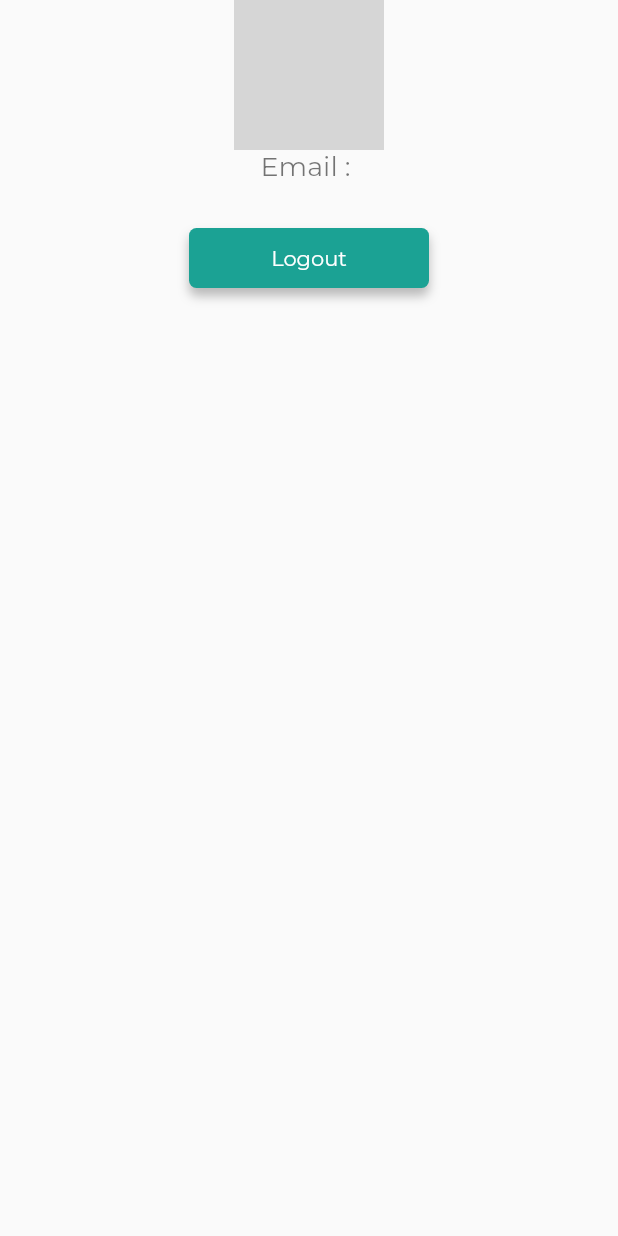
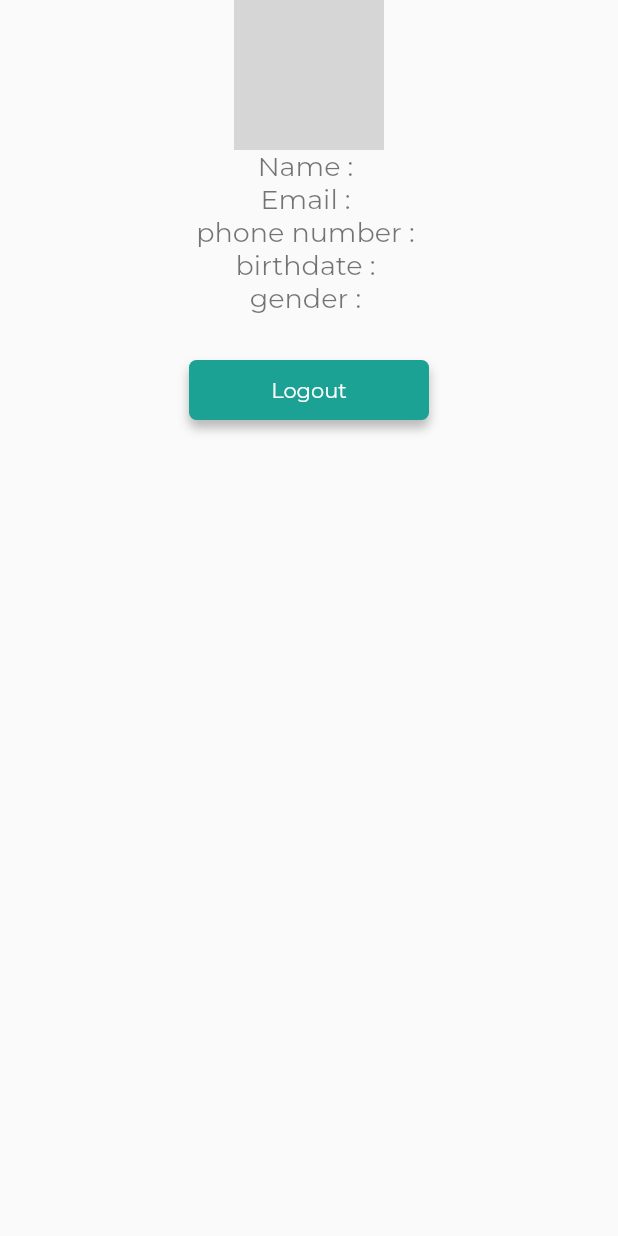
Before and after one commit to vaidikstackapp/flutter_demo, a Flutter app: the SingleUser screen opened directly, on a phone screen of 412 x 824 dp. Run offline on Flutter 3.47's test engine with Material 2 defaults, Android fonts, the phone set to English and light mode, and no system bars; our stand-ins replace cloud_firestore, firebase_auth, firebase_core, flutter_easyloading, flutter_spinkit, fluttertoast and 2 more; accounts and stored records are empty; network calls fail; grey boxes are pictures that could not be loaded.

Commit message:
Add : get current user method

```diff
--- a/lib/common/widget/app_snackbar.dart
+++ b/lib/common/widget/app_snackbar.dart
@@ -1,5 +1,8 @@
 import 'package:flutter/material.dart';
 
 appSnackBar(BuildContext context, {String? text}) {
-  ScaffoldMessenger.of(context).showSnackBar(SnackBar(content: Text('$text')));
+  ScaffoldMessenger.of(context).showSnackBar(SnackBar(
+    content: Text('$text'),
+    duration: const Duration(seconds: 2),
+  ));
 }
--- a/lib/screens/single_user.dart
+++ b/lib/screens/single_user.dart
@@ -4,6 +4,7 @@ import 'package:flutter_demo/common/constants/string_constsnt.dart';
 import 'package:flutter_demo/common/widget/app_button.dart';
 import 'package:flutter_demo/common/widget/app_snackbar.dart';
 import 'package:flutter_demo/common/widget/app_text.dart';
+import 'package:flutter_demo/model/user_model.dart';
 import 'package:flutter_demo/service/auth_serivce.dart';
 import 'package:flutter_demo/service/user_service.dart';
 
@@ -33,11 +34,14 @@ class _SingleUserState extends State<SingleUser> {
     getCurrentUser();
   }
 
+  UserModel? userModel;
+
   Future<void> getCurrentUser() async {
     FirebaseAuth auth = FirebaseAuth.instance;
     user = auth.currentUser;
-    if (user == null) {
-      await user!.reload();
+    if (user != null) {
+      userModel = await userService.getCurrentUser(id: user!.uid);
+      print("userModel===============>${userModel!.toJson()}");
     }
     statusCheck = true;
     setState(() {});
@@ -58,26 +62,41 @@ class _SingleUserState extends State<SingleUser> {
                           backgroundColor: ColorConstants.commonColor,
                         )
                       : CircleAvatar(
-                          backgroundImage: NetworkImage('${user!.photoURL}'),
+                          backgroundImage:
+                              NetworkImage('${userModel!.profileImage}'),
                         ),
-                  (user!.email == null)
-                      ? AppText(
-                          text: "Email : No email found",
-                          fontSize: 18,
-                          color: ColorConstants.black,
-                        )
-                      : AppText(
-                          text: "Email : ${user!.email}",
-                          fontSize: 18,
-                          color: ColorConstants.black,
-                        ),
+                  AppText(
+                    text: "Name : ${userModel!.name}",
+                    fontSize: 18,
+                    color: ColorConstants.black,
+                  ),
+                  AppText(
+                    text: "Email : ${userModel!.email}",
+                    fontSize: 18,
+                    color: ColorConstants.black,
+                  ),
+                  AppText(
+                    text: "phone number : ${userModel!.phoneNumber}",
+                    fontSize: 18,
+                    color: ColorConstants.black,
+                  ),
+                  AppText(
+                    text: "birthdate : ${userModel!.birthdate}",
+                    fontSize: 18,
+                    color: ColorConstants.black,
+                  ),
+                  AppText(
+                    text: "gender : ${userModel!.gender}",
+                    fontSize: 18,
+                    color: ColorConstants.black,
+                  ),
                   (user!.photoURL == null)
                       ? AppButton(
                           ontap: () {
                             AuthService()
                                 .signOutWithEmailPassword(widget.tabController);
 
-                            appSnackBar(context, text: "log out successfully!");
+                            appSnackBar(context, text: "Log out successfully!");
                           },
                           text: StringConstants.logoutButtonText,
                         )
@@ -85,7 +104,7 @@ class _SingleUserState extends State<SingleUser> {
                           ontap: () {
                             AuthService()
                                 .signOutWithGoogle(widget.tabController);
-                            appSnackBar(context, text: "log out successfully!");
+                            appSnackBar(context, text: "Log out successfully!");
                           },
                           text: StringConstants.logoutGoogleButtonText,
                         )
```
Also changed, not shown: lib/screens/login_page.dart (+51 -28 lines), lib/service/auth_serivce.dart (+66 -25 lines), lib/service/user_service.dart (+15 -0 lines).
